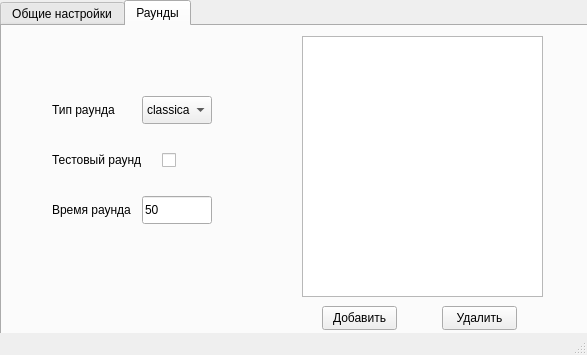
First picture: the form in Gui_Form/ui_main.ui, repository BabaYagaJW/ScorodumCreator, before the edit.
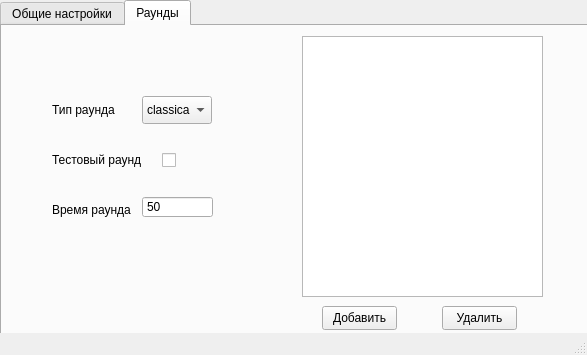
Second picture: the form after the edit.

Commit message: Save Round for JSON

```diff
--- a/Gui_Form/ui_main.ui
+++ b/Gui_Form/ui_main.ui
@@ -470,19 +470,6 @@
        <string>Время раунда</string>
       </property>
      </widget>
-     <widget class="QLineEdit" name="Second_Round">
-      <property name="geometry">
-       <rect>
-        <x>140</x>
-        <y>170</y>
-        <width>70</width>
-        <height>28</height>
-       </rect>
-      </property>
-      <property name="text">
-       <string>50</string>
-      </property>
-     </widget>
      <widget class="QComboBox" name="Type_Round">
       <property name="geometry">
        <rect>
@@ -542,6 +529,43 @@
        <set>QAbstractItemView::EditTrigger::DoubleClicked|QAbstractItemView::EditTrigger::SelectedClicked</set>
       </property>
      </widget>
+     <widget class="QSpinBox" name="Second_Round">
+      <property name="geometry">
+       <rect>
+        <x>140</x>
+        <y>170</y>
+        <width>71</width>
+        <height>22</height>
+       </rect>
+      </property>
+      <property name="focusPolicy">
+       <enum>Qt::FocusPolicy::WheelFocus</enum>
+      </property>
+      <property name="contextMenuPolicy">
+       <enum>Qt::ContextMenuPolicy::DefaultContextMenu</enum>
+      </property>
+      <property name="layoutDirection">
+       <enum>Qt::LayoutDirection::LeftToRight</enum>
+      </property>
+      <property name="frame">
+       <bool>true</bool>
+      </property>
+      <property name="buttonSymbols">
+       <enum>QAbstractSpinBox::ButtonSymbols::NoButtons</enum>
+      </property>
+      <property name="keyboardTracking">
+       <bool>true</bool>
+      </property>
+      <property name="singleStep">
+       <number>1</number>
+      </property>
+      <property name="stepType">
+       <enum>QAbstractSpinBox::StepType::DefaultStepType</enum>
+      </property>
+      <property name="value">
+       <number>50</number>
+      </property>
+     </widget>
     </widget>
    </widget>
   </widget>
```
The commit also changes 4 other files.
